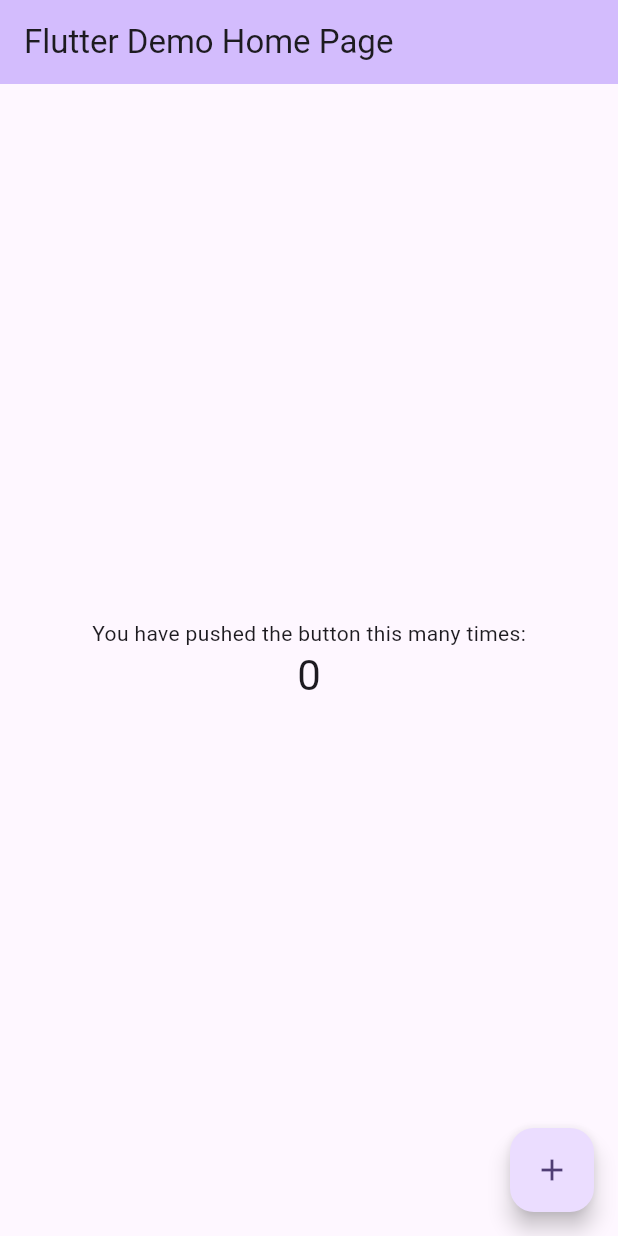
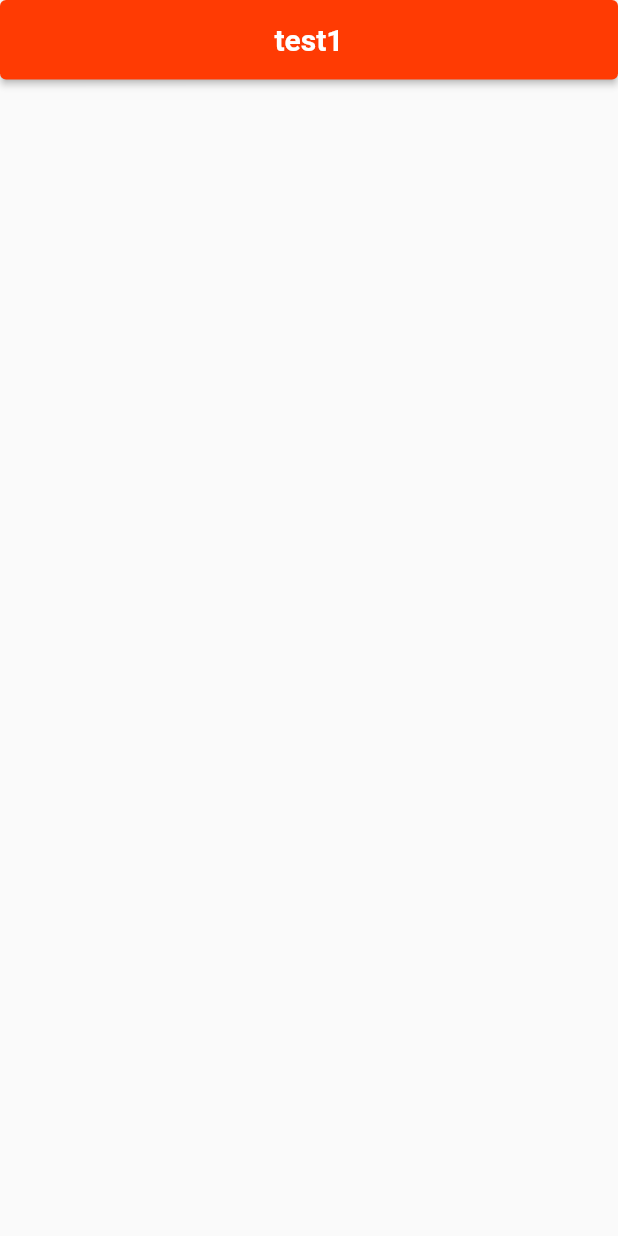
Before and after one commit to JesusOfCoding/app-user-catch-project, a Flutter app: the screen it shows after launch, on a phone screen of 412 x 824 dp. Run offline on Flutter 3.47's test engine with Material 2 defaults, Android fonts, the light colour scheme and no system bars; our stand-ins replace font_awesome_flutter; Roboto replaces fonts that are missing (NanumGothic).

Commit message:
main button component

```diff
--- /dev/null
+++ b/lib/home/home_page.dart
@@ -0,0 +1,15 @@
+import 'package:flutter/material.dart';
+import 'package:side/modules/common/component/main_color_button.dart';
+
+class HomePage extends StatelessWidget {
+  const HomePage({Key? key}) : super(key: key);
+
+  @override
+  Widget build(BuildContext context) {
+    return Scaffold(
+      body: MainColorButton(title: "test1", buttonOnpressed: (){
+        Navigator.pushNamed(context, "/subpage");
+      },)
+    );
+  }
+}
--- a/lib/main.dart
+++ b/lib/main.dart
@@ -1,125 +1,24 @@
 import 'package:flutter/material.dart';
+import 'package:side/home/home_page.dart';
+import 'package:side/sub_page.dart';
+
 
 void main() {
   runApp(const MyApp());
 }
 
 class MyApp extends StatelessWidget {
-  const MyApp({super.key});
+  const MyApp({Key? key}) : super(key: key);
 
-  // This widget is the root of your application.
   @override
   Widget build(BuildContext context) {
     return MaterialApp(
-      title: 'Flutter Demo',
-      theme: ThemeData(
-        // This is the theme of your application.
-        //
-        // TRY THIS: Try running your application with "flutter run". You'll see
-        // the application has a blue toolbar. Then, without quitting the app,
-        // try changing the seedColor in the colorScheme below to Colors.green
-        // and then invoke "hot reload" (save your changes or press the "hot
-        // reload" button in a Flutter-supported IDE, or press "r" if you used
-        // the command line to start the app).
-        //
-        // Notice that the counter didn't reset back to zero; the application
-        // state is not lost during the reload. To reset the state, use hot
-        // restart instead.
-        //
-        // This works for code too, not just values: Most code changes can be
-        // tested with just a hot reload.
-        colorScheme: ColorScheme.fromSeed(seedColor: Colors.deepPurple),
-        useMaterial3: true,
-      ),
-      home: const MyHomePage(title: 'Flutter Demo Home Page'),
+        debugShowCheckedModeBanner: false,
+      initialRoute: "/home",
+      routes: {
+        "/home": (context) => HomePage(),
+        "/subpage" : (context) => SubPage(),
+      }
     );
   }
 }
-
-class MyHomePage extends StatefulWidget {
-  const MyHomePage({super.key, required this.title});
-
-  // This widget is the home page of your application. It is stateful, meaning
-  // that it has a State object (defined below) that contains fields that affect
-  // how it looks.
-
-  // This class is the configuration for the state. It holds the values (in this
-  // case the title) provided by the parent (in this case the App widget) and
-  // used by the build method of the State. Fields in a Widget subclass are
-  // always marked "final".
-
-  final String title;
-
-  @override
-  State<MyHomePage> createState() => _MyHomePageState();
-}
-
-class _MyHomePageState extends State<MyHomePage> {
-  int _counter = 0;
-
-  void _incrementCounter() {
-    setState(() {
-      // This call to setState tells the Flutter framework that something has
-      // changed in this State, which causes it to rerun the build method below
-      // so that the display can reflect the updated values. If we changed
-      // _counter without calling setState(), then the build method would not be
-      // called again, and so nothing would appear to happen.
-      _counter++;
-    });
-  }
-
-  @override
-  Widget build(BuildContext context) {
-    // This method is rerun every time setState is called, for instance as done
-    // by the _incrementCounter method above.
-    //
-    // The Flutter framework has been optimized to make rerunning build methods
-    // fast, so that you can just rebuild anything that needs updating rather
-    // than having to individually change instances of widgets.
-    return Scaffold(
-      appBar: AppBar(
-        // TRY THIS: Try changing the color here to a specific color (to
-        // Colors.amber, perhaps?) and trigger a hot reload to see the AppBar
-        // change color while the other colors stay the same.
-        backgroundColor: Theme.of(context).colorScheme.inversePrimary,
-        // Here we take the value from the MyHomePage object that was created by
-        // the App.build method, and use it to set our appbar title.
-        title: Text(widget.title),
-      ),
-      body: Center(
-        // Center is a layout widget. It takes a single child and positions it
-        // in the middle of the parent.
-        child: Column(
-          // Column is also a layout widget. It takes a list of children and
-          // arranges them vertically. By default, it sizes itself to fit its
-          // children horizontally, and tries to be as tall as its parent.
-          //
-          // Column has various properties to control how it sizes itself and
-          // how it positions its children. Here we use mainAxisAlignment to
-          // center the children vertically; the main axis here is the vertical
-          // axis because Columns are vertical (the cross axis would be
-          // horizontal).
-          //
-          // TRY THIS: Invoke "debug painting" (choose the "Toggle Debug Paint"
-          // action in the IDE, or press "p" in the console), to see the
-          // wireframe for each widget.
-          mainAxisAlignment: MainAxisAlignment.center,
-          children: <Widget>[
-            const Text(
-              'You have pushed the button this many times:',
-            ),
-            Text(
-              '$_counter',
-              style: Theme.of(context).textTheme.headlineMedium,
-            ),
-          ],
-        ),
-      ),
-      floatingActionButton: FloatingActionButton(
-        onPressed: _incrementCounter,
-        tooltip: 'Increment',
-        child: const Icon(Icons.add),
-      ), // This trailing comma makes auto-formatting nicer for build methods.
-    );
-  }
-}
--- /dev/null
+++ b/lib/modules/common/component/main_color_button.dart
@@ -0,0 +1,33 @@
+import 'package:flutter/material.dart';
+import 'package:side/res/colours.dart';
+import 'package:side/res/text_styles.dart';
+import 'package:side/util/theme_util.dart';
+
+class MainColorButton extends StatefulWidget {
+  final String title;
+  final VoidCallback buttonOnpressed;
+
+  const MainColorButton({required this.title, required this.buttonOnpressed,
+    Key? key}) : super(key: key);
+
+  @override
+  State<MainColorButton> createState() => _MainColorButtonState();
+}
+
+class _MainColorButtonState extends State<MainColorButton> {
+  @override
+  Widget build(BuildContext context) {
+
+
+    return SizedBox(
+      width: MediaQuery.sizeOf(context).width,
+      child:
+        ElevatedButton(onPressed: widget.buttonOnpressed, child: Text(widget.title),
+        style: ElevatedButton.styleFrom(
+            backgroundColor: ThemeUtil.isDark(context) ? Colours.dark_app_main : Colours.app_main,
+          textStyle: ThemeUtil.isDark(context) ? TextStyles.textBoldSubWhite20 : TextStyles.textBoldSubWhite20,
+          padding: EdgeInsets.symmetric(vertical: 15),
+        ),),
+    );
+  }
+}
--- a/lib/res/styles.dart
+++ b/lib/res/text_styles.dart
@@ -1,6 +1,6 @@
 import 'package:flutter/material.dart';
 import 'package:side/res/dimens.dart';
-import 'package:side/res/colors.dart';
+import 'package:side/res/colours.dart';
 
 class TextStyles{
  static const String fontName = 'NanumGothic';
--- /dev/null
+++ b/lib/sub_page.dart
@@ -0,0 +1,10 @@
+import 'package:flutter/material.dart';
+
+class SubPage extends StatelessWidget {
+  const SubPage({Key? key}) : super(key: key);
+
+  @override
+  Widget build(BuildContext context) {
+    return const Placeholder();
+  }
+}
--- /dev/null
+++ b/lib/util/theme_util.dart
@@ -0,0 +1,10 @@
+import 'package:flutter/material.dart';
+
+
+class ThemeUtil {
+  // 다크 모드
+  static bool isDark(BuildContext context) {
+    ThemeData theme = Theme.of(context);
+    return theme.brightness == Brightness.dark;
+  }
+}
--- a/pubspec.yaml
+++ b/pubspec.yaml
@@ -79,11 +79,11 @@ flutter:
       fonts:
         - asset: assets/font/NanumGothicLight.ttf
           weight: 300
-        - asset: assets/fonts/NanumGothic.ttf
+        - asset: assets/font/NanumGothic.ttf
           weight: 400
-        - asset: assets/fonts/NanumGothicBold.ttf
+        - asset: assets/font/NanumGothicBold.ttf
           weight: 700
-        - asset: assets/fonts/NanumGothicExtraBold.ttf
+        - asset: assets/font/NanumGothicExtraBold.ttf
           weight: 800
 
 
```
Also changed, not shown: lib/res/colours.dart (renamed from lib/res/colors.dart), pubspec.lock, 1 other file.
